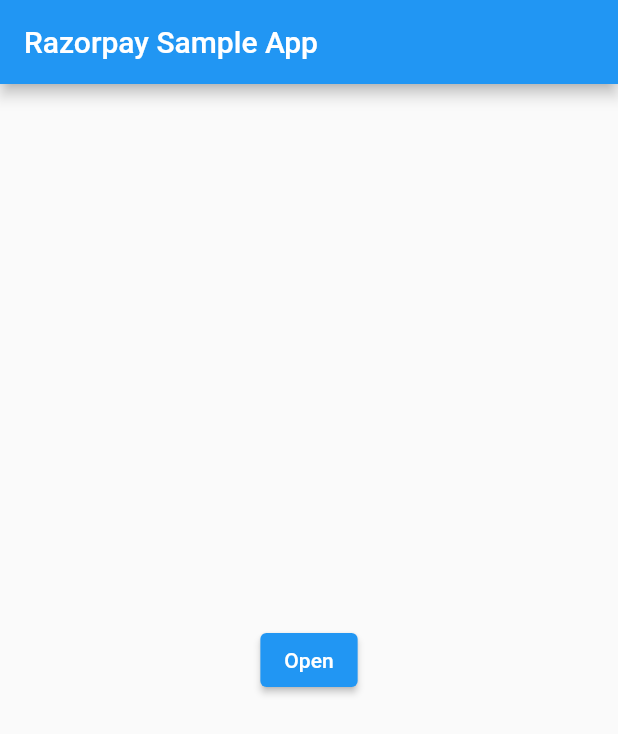
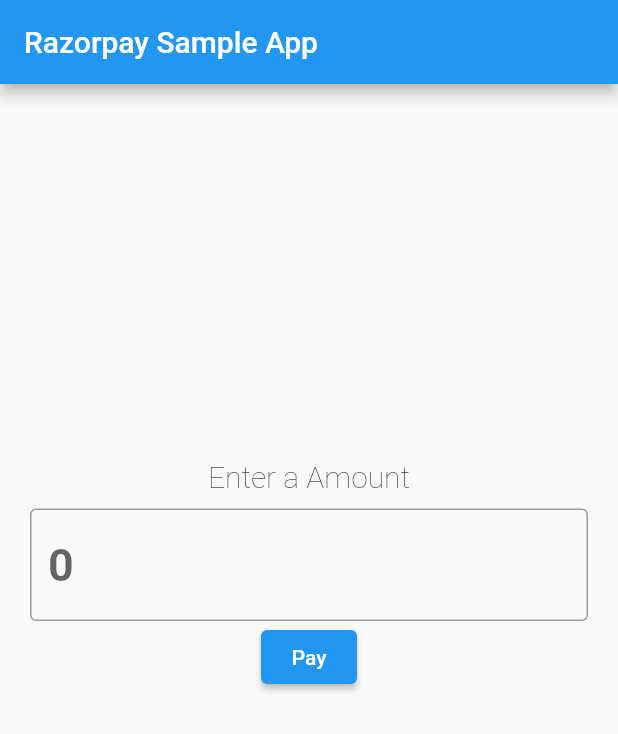
Before and after one commit to sagarkoffeekodes/pluginnext, a Flutter app: the screen it shows after launch, after a tap on "razorpay", on a phone screen of 412 x 824 dp. Shown: the top 734 px of the screen. Run offline on Flutter 3.47's test engine with Material 2 defaults, Android fonts, the phone set to English and light mode, and no system bars; our stand-ins replace fluttertoast, hive, hive_flutter, permission_handler, sliding_up_panel, smooth_page_indicator; missing offline and left inert: agora_rtc_engine, cashfree_pg, pay, razorpay_flutter; accounts and stored records are empty; network calls fail.

Commit message:
11:30 20/04/22

```diff
--- a/lib/main.dart
+++ b/lib/main.dart
@@ -19,6 +19,7 @@ class MyApp extends StatelessWidget {
   Widget build(BuildContext context) {
     return MaterialApp(
       title: 'Flutter Demo',
+      debugShowCheckedModeBanner: false,
       theme: ThemeData.from(
         colorScheme: const ColorScheme.light(),
       ).copyWith(
--- a/lib/plugin/razorpayment.dart
+++ /dev/null
@@ -1,90 +0,0 @@
-import 'package:flutter/material.dart';
-import 'package:flutter/services.dart';
-import 'package:fluttertoast/fluttertoast.dart';
-import 'package:razorpay_flutter/razorpay_flutter.dart';
-
-
-
-class Payment_Razor extends StatefulWidget {
-  const Payment_Razor({Key? key}) : super(key: key);
-
-  @override
-  _Payment_RazorState createState() => _Payment_RazorState();
-}
-
-class _Payment_RazorState extends State<Payment_Razor> {
-  static const platform = const MethodChannel("razorpay_flutter");
-
-  late Razorpay _razorpay;
-
-  @override
-  Widget build(BuildContext context) {
-    return MaterialApp(
-      home: Scaffold(
-        appBar: AppBar(
-          title: const Text('Razorpay Sample App'),
-        ),
-        body: Center(
-            child: Row(
-                mainAxisAlignment: MainAxisAlignment.center,
-                children: <Widget>[
-                  ElevatedButton(onPressed: openCheckout, child: Text('Open'))
-                ])),
-      ),
-    );
-  }
-
-  @override
-  void initState() {
-    super.initState();
-    _razorpay = Razorpay();
-    _razorpay.on(Razorpay.EVENT_PAYMENT_SUCCESS, _handlePaymentSuccess);
-    _razorpay.on(Razorpay.EVENT_PAYMENT_ERROR, _handlePaymentError);
-    _razorpay.on(Razorpay.EVENT_EXTERNAL_WALLET, _handleExternalWallet);
-  }
-
-  @override
-  void dispose() {
-    super.dispose();
-    _razorpay.clear();
-  }
-
-  void openCheckout() async {
-    var options = {
-      'key': 'rzp_live_ILgsfZCZoFIKMb',
-      'amount': 100,
-      'name': 'Acme Corp.',
-      'description': 'Fine T-Shirt',
-      'retry': {'enabled': true, 'max_count': 1},
-      'send_sms_hash': true,
-      'prefill': {'contact': '8888888888', 'email': 'test@razorpay.com'},
-      'external': {
-        'wallets': ['paytm']
-      }
-    };
-
-    try {
-      _razorpay.open(options);
-    } catch (e) {
-      debugPrint('Error: e');
-    }
-  }
-
-  void _handlePaymentSuccess(PaymentSuccessResponse response) {
-    Fluttertoast.showToast(
-        msg: "SUCCESS: " + response.paymentId!,
-        toastLength: Toast.LENGTH_SHORT);
-  }
-
-  void _handlePaymentError(PaymentFailureResponse response) {
-    Fluttertoast.showToast(
-        msg: "ERROR: " + response.code.toString() + " - " + response.message!,
-        toastLength: Toast.LENGTH_SHORT);
-  }
-
-  void _handleExternalWallet(ExternalWalletResponse response) {
-    Fluttertoast.showToast(
-        msg: "EXTERNAL_WALLET: " + response.walletName!,
-        toastLength: Toast.LENGTH_SHORT);
-  }
-}
--- /dev/null
+++ b/lib/plugin/utils/razor/razorpayment.dart
@@ -0,0 +1,146 @@
+
+import 'package:flutter/cupertino.dart';
+import 'package:flutter/material.dart';
+import 'package:flutter/services.dart';
+import 'package:fluttertoast/fluttertoast.dart';
+import 'package:pluginnext/plugin/utils/razor/sucessfull.dart';
+import 'package:pluginnext/plugin/utils/razor/unsucessfull.dart';
+import 'package:razorpay_flutter/razorpay_flutter.dart';
+
+
+
+class Payment_Razor extends StatefulWidget {
+  const Payment_Razor({Key? key}) : super(key: key);
+
+  @override
+  _Payment_RazorState createState() => _Payment_RazorState();
+}
+
+class _Payment_RazorState extends State<Payment_Razor> {
+  static const platform = const MethodChannel("razorpay_flutter");
+  TextEditingController amountController =TextEditingController();
+
+  late Razorpay _razorpay;
+
+  @override
+  Widget build(BuildContext context) {
+    return MaterialApp(
+      home: Scaffold(
+        appBar: AppBar(
+          title: const Text('Razorpay Sample App'),
+        ),
+        body: SingleChildScrollView(
+          child: Column(
+            mainAxisAlignment: MainAxisAlignment.center,
+            crossAxisAlignment: CrossAxisAlignment.center,
+            children: [
+              Padding(
+                padding: const EdgeInsets.only(top: 250),
+                child: Center(child: Text("Enter a Amount",style:TextStyle(fontWeight: FontWeight.w100,fontSize: 20))),
+              ),
+              Padding(
+                padding: const EdgeInsets.only(left: 20,right: 20,top: 10),
+                child: TextField(
+                  controller: amountController,
+style: TextStyle(fontWeight: FontWeight.bold,fontSize: 30,color: Colors.blue,),
+                  keyboardType: TextInputType.number,
+                    inputFormatters: <TextInputFormatter>[
+                      FilteringTextInputFormatter.digitsOnly
+                    ],
+                  decoration: InputDecoration(
+
+                      hintText: "0",
+                      hintStyle: TextStyle(fontWeight: FontWeight.bold,fontSize: 30),
+                      border: OutlineInputBorder(
+                        borderSide: BorderSide(
+                            color: Colors.red,
+                            width: 5.0),
+                      )
+                  ),
+                ),
+              ),
+              Center(
+                  child: Row(
+                      mainAxisAlignment: MainAxisAlignment.center,
+                      children: <Widget>[
+                        ElevatedButton(onPressed: openCheckout, child: Text('Pay'))
+                      ])),
+            ],
+          ),
+        ),
+      ),
+    );
+  }
+
+  @override
+  void initState() {
+    super.initState();
+    _razorpay = Razorpay();
+    _razorpay.on(Razorpay.EVENT_PAYMENT_SUCCESS, _handlePaymentSuccess);
+    _razorpay.on(Razorpay.EVENT_PAYMENT_ERROR, _handlePaymentError);
+    _razorpay.on(Razorpay.EVENT_EXTERNAL_WALLET, _handleExternalWallet);
+  }
+
+  @override
+  void dispose() {
+    super.dispose();
+    _razorpay.clear();
+  }
+
+  void openCheckout() async {
+    var options = {
+      'key': 'rzp_test_YPJu0Z0fo0lQSU',
+      'amount': int.parse(amountController.text)*100,
+      'name': 'Koffee Kodes Corp.',
+      'description': 'IT company',
+      'retry': {'enabled': true, 'max_count': 1},
+      'send_sms_hash': true,
+      'prefill': {'contact': '9265187923', 'email': 'sagarlr1998@gmail.com'},
+      'external': {
+
+        'wallets': ['paytm']
+      }
+    };
+
+    try {
+      _razorpay.open(options);
+    } catch (e) {
+      debugPrint('Error: e');
+    }
+  }
+
+
+
+  void _handlePaymentSuccess(PaymentSuccessResponse response) {
+     Navigator.push(context, MaterialPageRoute(builder: (context)=>Successfull()));
+
+    Fluttertoast.showToast(
+        msg: "SUCCESS Payment:",
+            // + response.paymentId!,
+        toastLength: Toast.LENGTH_SHORT);
+        print("Pament success");
+
+  }
+
+  void _handlePaymentError(PaymentFailureResponse response) {
+  //  Navigator.pop(context);
+    Navigator.push(context, MaterialPageRoute(builder: (context)=>Unsucessful()));
+
+    print("Pament error");
+    Fluttertoast.showToast(
+        msg: "Payment Invalid : " ,
+      //      + response.code.toString() + " - " + response.message!,
+        toastLength: Toast.LENGTH_SHORT);
+  }
+
+  void _handleExternalWallet(ExternalWalletResponse response) {
+    print("External Wallet");
+    Fluttertoast.showToast(
+        msg: "EXTERNAL_WALLET: " + response.walletName!,
+        toastLength: Toast.LENGTH_SHORT);
+    // Navigator.push(context, MaterialPageRoute(builder: (context)=>Successfull()));
+  }
+
+
+
+}
--- a/pubspec.yaml
+++ b/pubspec.yaml
@@ -46,6 +46,9 @@ dependencies:
   paytm_allinonesdk: ^1.1.4
   agora_rtc_engine: ^5.0.1
   permission_handler: ^8.3.0
+  cashfree_pg: ^2.0.9+29
+  http: ^0.13.4
+
 
 dev_dependencies:
   flutter_test:
```
Also changed, not shown: lib/api.dart (added, +57 -0 lines), lib/orderid.dart (added, +20 -0 lines), lib/plugin/cashfree.dart (added, +301 -0 lines), lib/plugin/pages/index.dart (+12 -12 lines), lib/plugin/pluginnext.dart (+6 -1 lines), lib/plugin/utils/razor/sucessfull.dart (added, +36 -0 lines), lib/plugin/utils/razor/unsucessfull.dart (added, +36 -0 lines), pubspec.lock, 1 other file.
